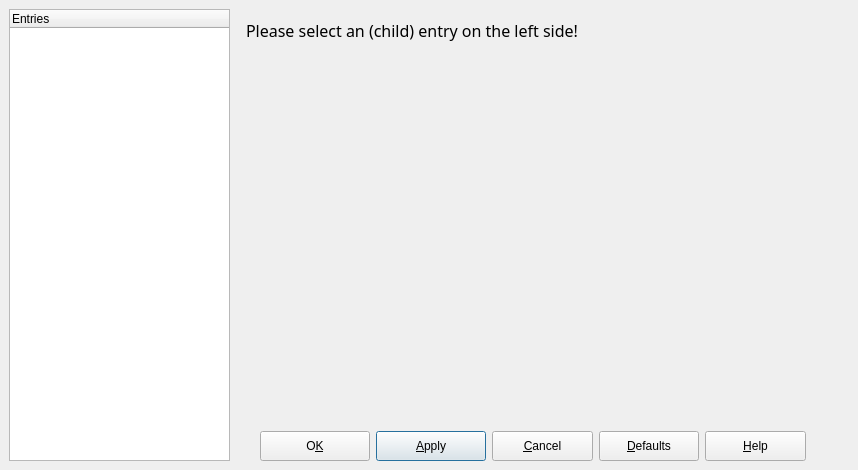
Qt form source/VIEW/DIALOGS/preferences.ui (BALL-Project/ball) before a commit.
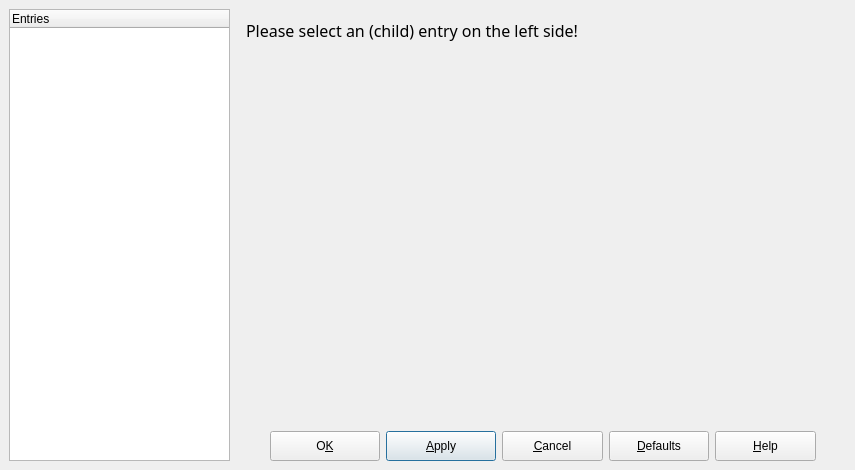
The same form after that commit.

Commit message: The minimal size was adapted to the materialSettings dialog.

Patch:
```diff
--- a/source/VIEW/DIALOGS/preferences.ui
+++ b/source/VIEW/DIALOGS/preferences.ui
@@ -1,14 +1,6 @@
 <ui version="4.0" >
  <class>PreferencesData</class>
  <widget class="QDialog" name="PreferencesData" >
-  <property name="geometry" >
-   <rect>
-    <x>0</x>
-    <y>0</y>
-    <width>858</width>
-    <height>470</height>
-   </rect>
-  </property>
   <property name="sizePolicy" >
    <sizepolicy>
     <hsizetype>0</hsizetype>
@@ -19,7 +11,7 @@
   </property>
   <property name="minimumSize" >
    <size>
-    <width>820</width>
+    <width>850</width>
     <height>470</height>
    </size>
   </property>
@@ -55,19 +47,19 @@
     <rect>
      <x>236</x>
      <y>9</y>
-     <width>620</width>
+     <width>610</width>
      <height>416</height>
     </rect>
    </property>
    <property name="minimumSize" >
     <size>
-     <width>620</width>
+     <width>610</width>
      <height>16</height>
     </size>
    </property>
    <property name="maximumSize" >
     <size>
-     <width>623</width>
+     <width>610</width>
      <height>16777215</height>
     </size>
    </property>
@@ -107,10 +99,10 @@
     </widget>
    </widget>
   </widget>
-  <widget class="QWidget" name="" >
+  <widget class="QWidget" name="layoutWidget" >
    <property name="geometry" >
     <rect>
-     <x>260</x>
+     <x>270</x>
      <y>430</y>
      <width>546</width>
      <height>32</height>
```
